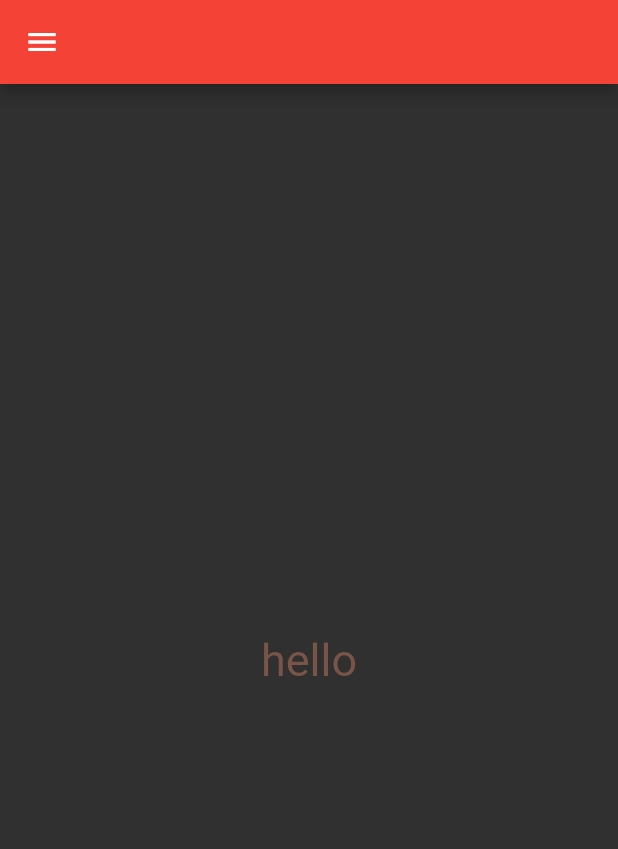
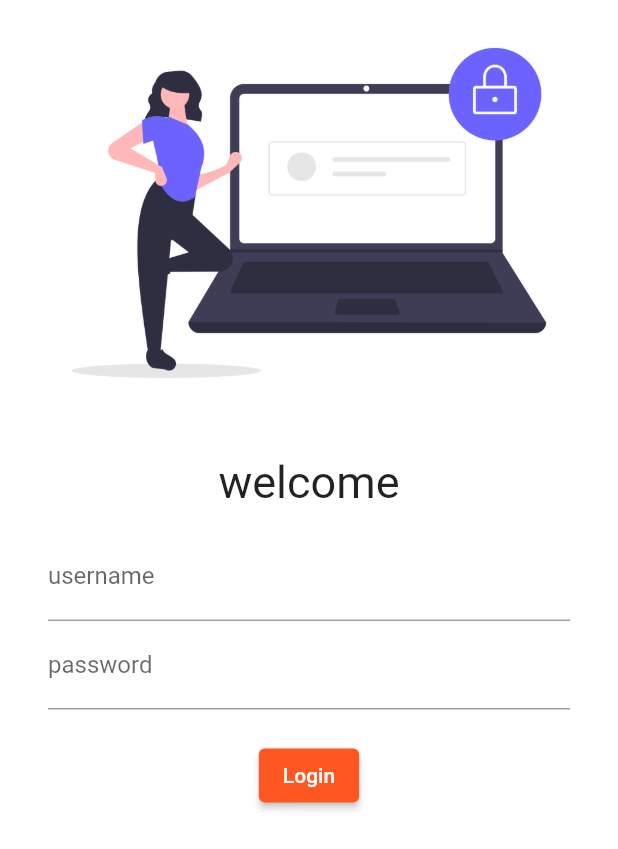
Before and after one commit to OICjangirrahul/flutter_login, a Flutter app: the screen it shows after launch, on a phone screen of 412 x 824 dp. Shown: the top 849 px of the screen. Run offline on Flutter 3.47's test engine with Material 2 defaults, Android fonts, the phone set to English and light mode, and no system bars.

Commit message:
day  4 comleted

```diff
--- a/lib/main.dart
+++ b/lib/main.dart
@@ -1,5 +1,8 @@
 import 'package:flutter/material.dart';
+import 'package:project/pages/Loginpage.dart';
 import 'package:project/pages/home_page.dart';
+
+
 
 void main() {
   runApp(MyApp());
@@ -11,10 +14,16 @@ class MyApp extends StatelessWidget {
   @override
   Widget build(BuildContext context) {
     return MaterialApp(
-      home: HomePage(),
-      themeMode: ThemeMode.dark,
-      theme: ThemeData(primarySwatch: Colors.deepOrange),
-      darkTheme: ThemeData(brightness: Brightness.dark),
+
+      themeMode: ThemeMode.light,
+      theme: ThemeData(primarySwatch: Colors.deepOrange,
+
+      ),
+      darkTheme: ThemeData(brightness: Brightness.dark
+      ),
+      routes: {
+        "/": (context) => LoginPage()
+      },
     );
   }
 }
--- /dev/null
+++ b/lib/pages/Loginpage.dart
@@ -0,0 +1,39 @@
+import 'package:flutter/material.dart';
+
+class LoginPage extends StatelessWidget {
+  const LoginPage({Key? key}) : super(key: key);
+
+  @override
+  Widget build(BuildContext context) {
+    return Material(
+      color: Colors.white,
+      child: Column(children: [
+        Image.asset("assets/images/loginimg.png",
+        fit: BoxFit.cover,
+        ),
+        SizedBox(height: 20.0,
+        ),
+        Text("welcome",style: TextStyle(fontSize: 30,),),
+        Padding(
+          padding: const EdgeInsets.symmetric(vertical: 16.0, horizontal: 32.0),
+          child: Column(children: [
+            TextFormField(
+            decoration: InputDecoration(hintText: "enter username",
+            labelText: "username",
+            ),
+          ),
+                TextFormField(
+                  obscureText: true,
+            decoration: InputDecoration(hintText: "enter password",
+            labelText: "password",
+            ),
+          ),
+          SizedBox(height: 20.0,),
+          ElevatedButton(onPressed: () {}, child: Text("Login"))
+          ],),
+        )
+      ],)
+
+    );
+  }
+}
--- a/lib/pages/home_page.dart
+++ b/lib/pages/home_page.dart
@@ -6,7 +6,8 @@ class HomePage extends StatelessWidget {
   @override
   Widget build(BuildContext context) {
     return Scaffold(
-      appBar: AppBar(backgroundColor: Colors.red),
+
+      appBar: AppBar(backgroundColor: Colors.red,title: Text("sky grid"),),
       drawer: Drawer(),
       body: Center(
         child: Container(
--- a/pubspec.yaml
+++ b/pubspec.yaml
@@ -29,6 +29,7 @@ dependencies:
   # Use with the CupertinoIcons class for iOS style icons.
   cupertino_icons: ^1.0.2
 
+
 dev_dependencies:
   flutter_test:
     sdk: flutter
@@ -45,8 +46,8 @@ flutter:
   uses-material-design: true
 
   # To add assets to your application, add an assets section, like this:
-  # assets:
-  #   - images/a_dot_burr.jpeg
+  assets:
+     - assets/images/
   #   - images/a_dot_ham.jpeg
 
   # An image asset can refer to one or more resolution-specific "variants", see
```
Also changed, not shown: assets/images/loginimg.png (added), 6 other files.
